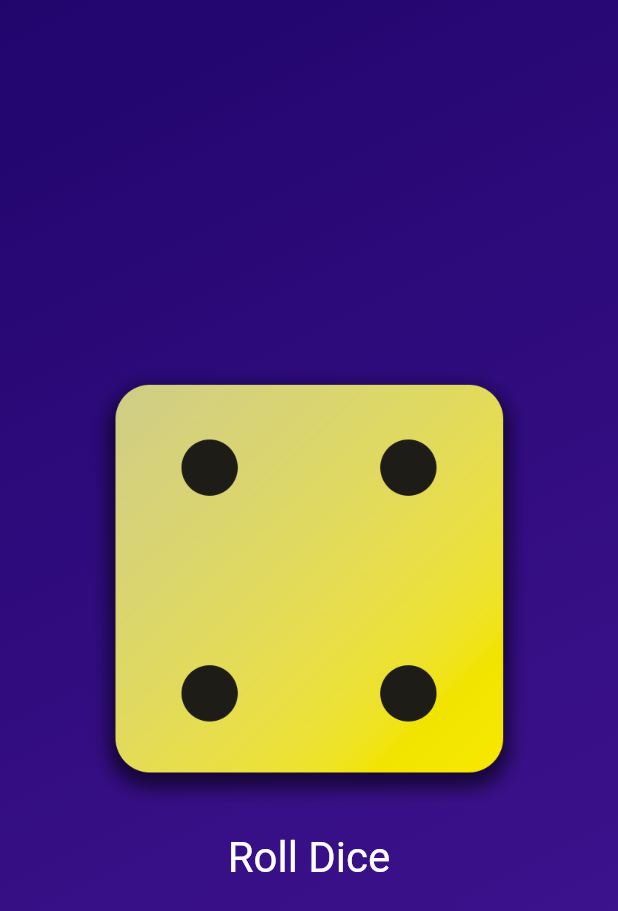
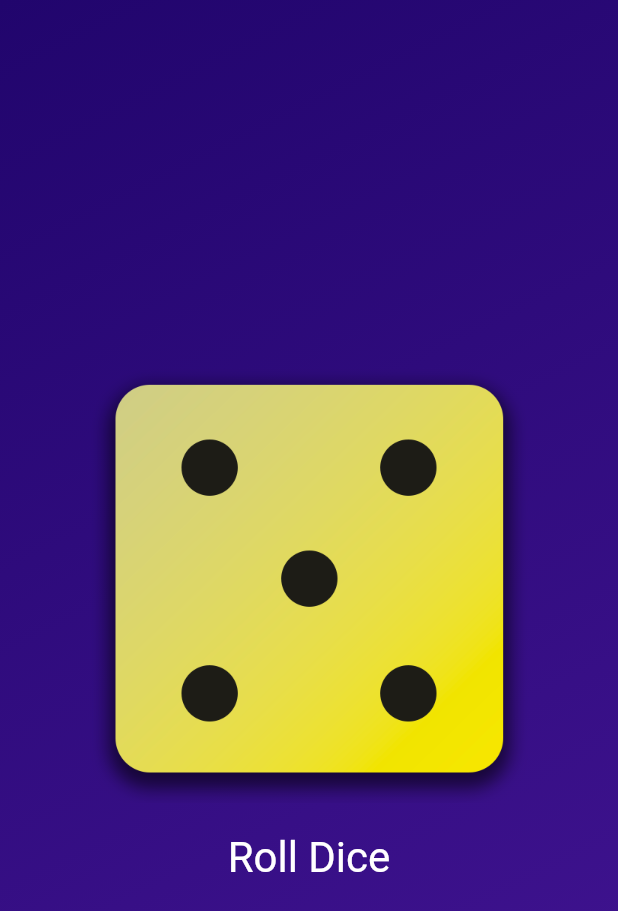
Before and after one commit to haywhyvilla/roll-dice1, a Flutter app: the screen it shows after launch, after a tap on "Roll Dice", on a phone screen of 412 x 824 dp. Shown: the top 911 px of the screen. Run offline on Flutter 3.47's test engine with Material 3 defaults, Android fonts, the phone set to English and light mode, and no system bars.

Commit message:
roll dic32

```diff
--- a/lib/dice_roller.dart
+++ b/lib/dice_roller.dart
@@ -1,4 +1,7 @@
 import 'package:flutter/material.dart';
+import 'dart:math';
+
+  final randomizer = Random();
 
 class DiceRoller extends StatefulWidget {
   const DiceRoller({super.key});
@@ -10,11 +13,12 @@
 }
 
 class _DiceRollerState extends State<DiceRoller> {
-   var activeDiceImage = 'assets/images/dice-2.png';
+
+   var currentDiceRoll = 2;
 
   void rollDice() {
     setState(() {
-      activeDiceImage = 'assets/images/dice-4.png';
+      currentDiceRoll = randomizer.nextInt(6) + 1;
     });
 
 
@@ -25,7 +29,7 @@
     return Column(
               mainAxisSize: MainAxisSize.min,
               children: [
-                Image.asset(activeDiceImage, width: 300,),
+                Image.asset('assets/images/dice-$currentDiceRoll.png', width: 300,),
                   TextButton(
                     onPressed: rollDice,
                     style: TextButton.styleFrom(
--- a/lib/main.dart
+++ b/lib/main.dart
@@ -3,7 +3,7 @@
 
 void main() {
   runApp(
-     MaterialApp(
+    const MaterialApp(
       debugShowCheckedModeBanner: false,
       home: Scaffold(
         body: GradientContainer(
```
